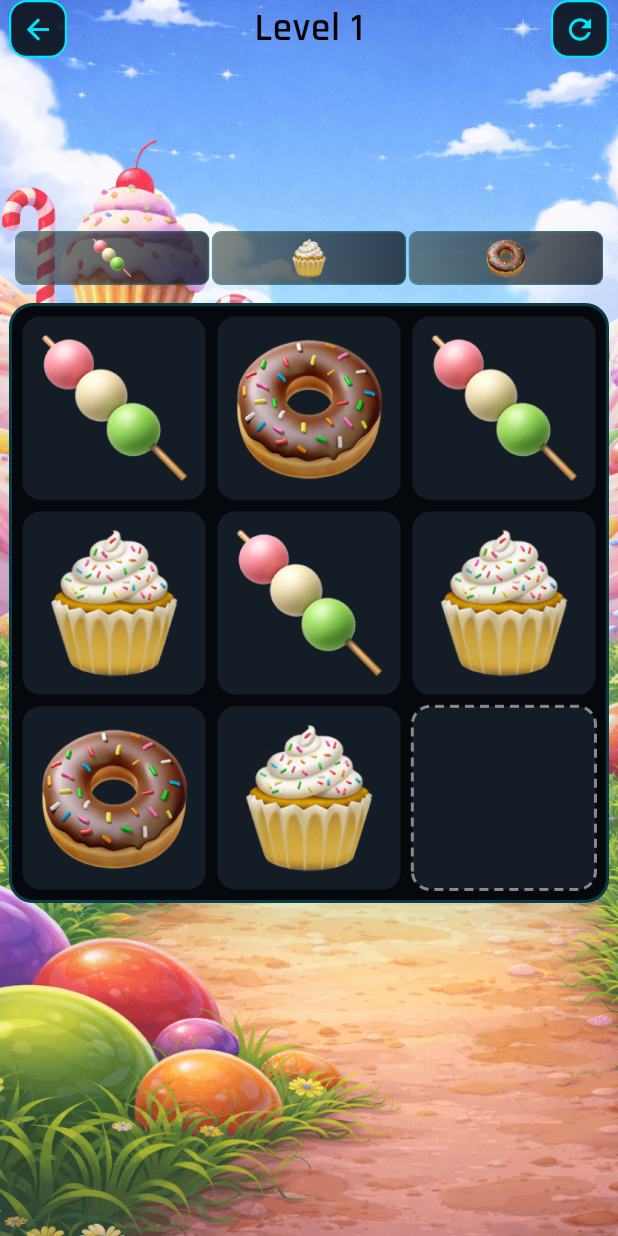
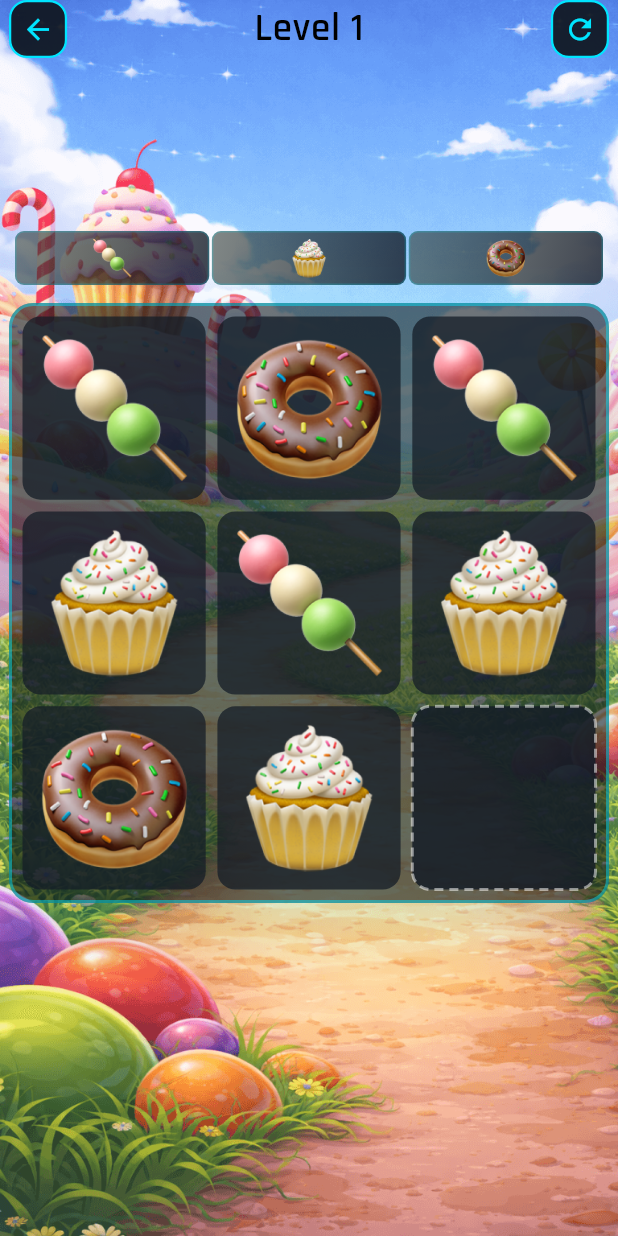
Before and after one commit to AgendeasSolution/color-slide, a Flutter app: the GameScreen screen opened directly, on a phone screen of 412 x 824 dp. Run offline on Flutter 3.47's test engine with Material 3 defaults, Android fonts, the phone set to English and light mode, and no system bars; our stand-ins replace audioplayers, connectivity_plus, firebase_core, google_fonts, google_mobile_ads, package_info_plus and 1 more; missing offline and left inert: onesignal_flutter; accounts and stored records are empty; network calls fail.

Commit message:
Update marketing version to 1.2.0 and adjust UI colors for better visibility
- Incremented MARKETING_VERSION in project settings to 1.2.0.
- Modified background colors in game UI components for improved aesthetics and visibility, including adjustments to opacity for better contrast.

```diff
--- a/lib/widgets/game/empty_cell.dart
+++ b/lib/widgets/game/empty_cell.dart
@@ -17,7 +17,7 @@ class EmptyCell extends StatelessWidget {
       ),
       child: Container(
         decoration: BoxDecoration(
-          color: AppColors.bgCell,
+          color: AppColors.bgCell.withOpacity(0.85),
           borderRadius: BorderRadius.circular(GameConstants.borderRadius),
         ),
       ),
--- a/lib/widgets/game/game_board.dart
+++ b/lib/widgets/game/game_board.dart
@@ -80,10 +80,10 @@ class GameBoard extends StatelessWidget {
           width: boardWidth,
           height: boardHeight,
           decoration: BoxDecoration(
-            color: AppColors.bgDarker,
+            color: AppColors.bgDarker.withOpacity(0.55),
             borderRadius: BorderRadius.circular(cardBorderRadius),
             border: Border.all(
-              color: AppColors.gameAccent.withOpacity(0.25),
+              color: AppColors.gameAccent.withOpacity(0.45),
               width: 2,
             ),
             boxShadow: [
@@ -126,7 +126,7 @@ class GameBoard extends StatelessWidget {
                     padding: EdgeInsets.all(cellPadding),
                     child: Container(
                       decoration: BoxDecoration(
-                        color: AppColors.bgCell,
+                        color: AppColors.bgCell.withOpacity(0.75),
                         borderRadius: BorderRadius.circular(cellRadius),
                       ),
                       padding: EdgeInsets.all(ResponsiveHelper.getCandyImagePadding(context)),
```
Also changed, not shown: 1 other file.
